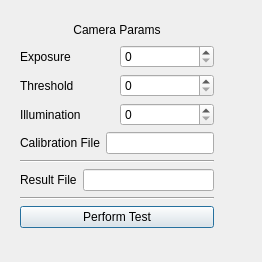
This is CalibrationValidation/python/CalibrationTest.ui in nenetto/NPTrackingTools as Qt 5 draws it before an edit. The edited form follows.
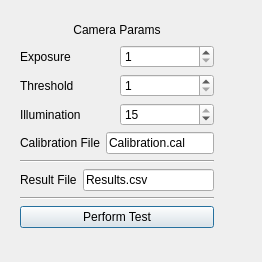
This is the edited form.

Commit message: User interface create for Test performance

```diff
--- a/CalibrationValidation/python/CalibrationTest.ui
+++ b/CalibrationValidation/python/CalibrationTest.ui
@@ -13,7 +13,7 @@
   <property name="windowTitle">
    <string>Dialog</string>
   </property>
-  <widget class="QWidget" name="">
+  <widget class="QWidget" name="layoutWidget">
    <property name="geometry">
     <rect>
      <x>20</x>
@@ -69,13 +69,34 @@
             <item>
              <layout class="QVBoxLayout" name="verticalLayout">
               <item>
-               <widget class="QSpinBox" name="spinBox_2"/>
+               <widget class="QSpinBox" name="exposure">
+                <property name="minimum">
+                 <number>1</number>
+                </property>
+                <property name="maximum">
+                 <number>480</number>
+                </property>
+               </widget>
               </item>
               <item>
-               <widget class="QSpinBox" name="spinBox"/>
+               <widget class="QSpinBox" name="threshold">
+                <property name="minimum">
+                 <number>1</number>
+                </property>
+                <property name="maximum">
+                 <number>255</number>
+                </property>
+               </widget>
               </item>
               <item>
-               <widget class="QSpinBox" name="spinBox_3"/>
+               <widget class="QSpinBox" name="led">
+                <property name="maximum">
+                 <number>15</number>
+                </property>
+                <property name="value">
+                 <number>15</number>
+                </property>
+               </widget>
               </item>
              </layout>
             </item>
@@ -93,7 +114,11 @@
            </widget>
           </item>
           <item>
-           <widget class="QLineEdit" name="lineEdit"/>
+           <widget class="QLineEdit" name="calibrationFile">
+            <property name="text">
+             <string>Calibration.cal</string>
+            </property>
+           </widget>
           </item>
          </layout>
         </item>
@@ -116,7 +141,11 @@
          </widget>
         </item>
         <item>
-         <widget class="QLineEdit" name="lineEdit_2"/>
+         <widget class="QLineEdit" name="resultfile">
+          <property name="text">
+           <string>Results.csv</string>
+          </property>
+         </widget>
         </item>
        </layout>
       </item>
```
Left out of the diff: 2 changed lines with no effect on the pictures. The commit also changes 1 other file.
